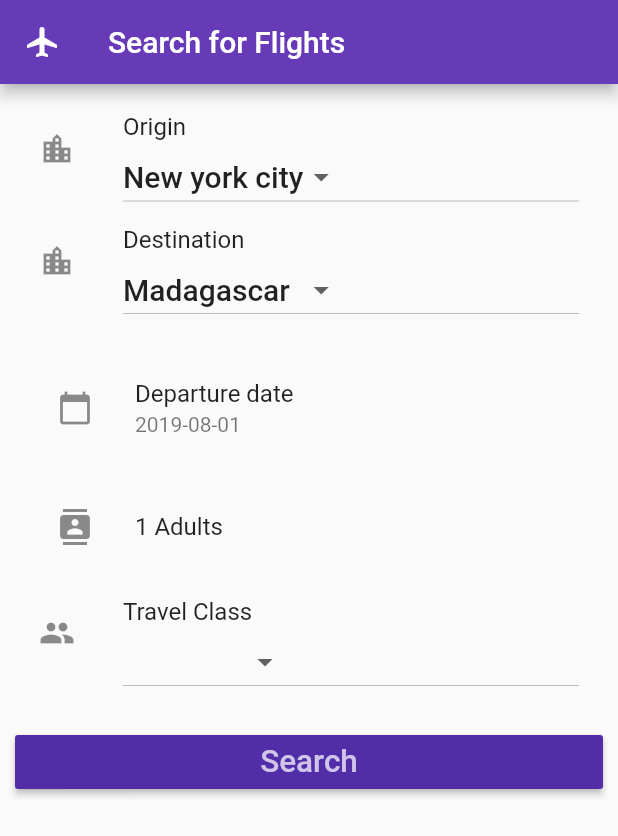
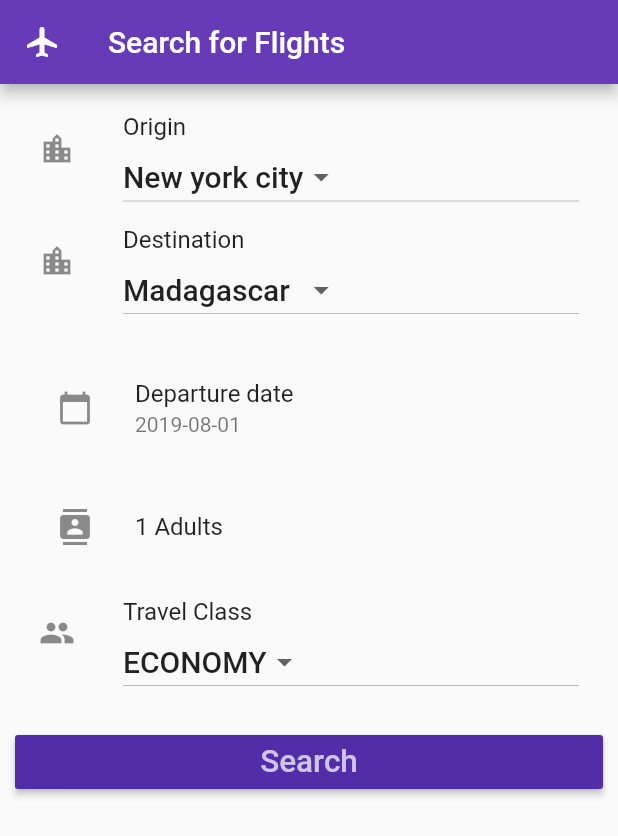
Before and after one commit to joshuaayomikun/flutter_apps, a Flutter app: the screen it shows after launch, on a phone screen of 412 x 824 dp. Shown: the top 836 px of the screen. Run offline on Flutter 3.47's test engine with Material 2 defaults, Android fonts, the phone set to English and light mode, and no system bars; our stand-ins replace numberpicker, sqflite; accounts and stored records are empty.

Commit message:
fixed bugs

```diff
--- a/wakanow_test/lib/screens/search_flight.dart
+++ b/wakanow_test/lib/screens/search_flight.dart
@@ -17,7 +17,7 @@ class SearchFlight extends StatefulWidget{
 class SearchFlightState extends State<SearchFlight>{
 
   static var _cities = ['New york city','Madagascar'];
-  static var _class = ['Economy'];
+  static var _class = ['ECONOMY'];
   int _adults = 1;
 
   TextEditingController originController = TextEditingController();
```
